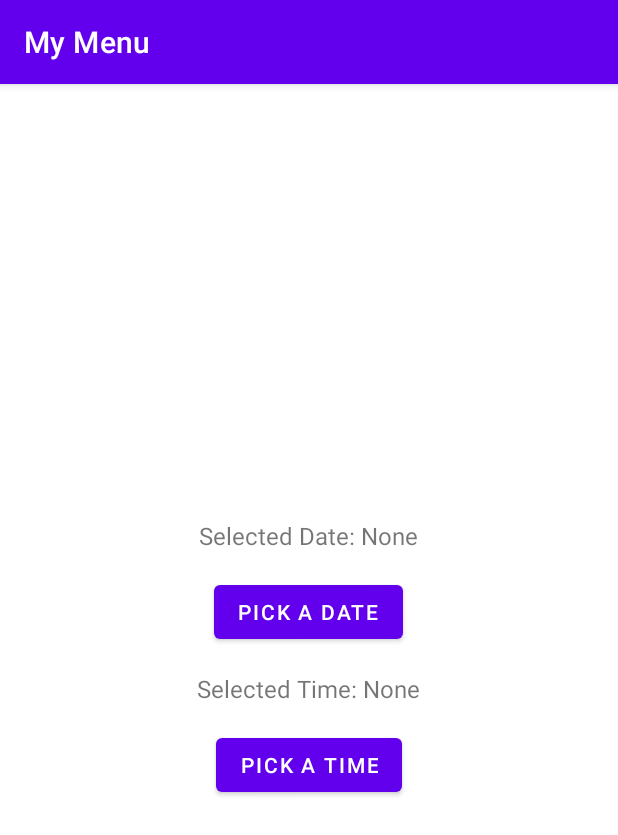
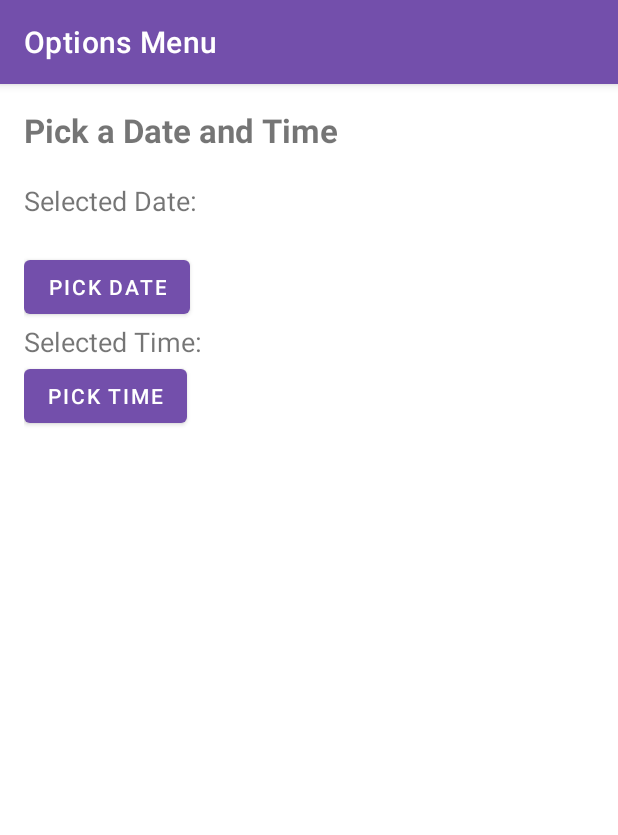
Before and after one commit to scottrepulles/My-Option-Menu, an Android app: the PickersActivity screen opened directly, with no data from a screen before it, on a phone screen of 412 x 824 dp. Shown: the top 835 px of the screen. Run offline under Robolectric (Android 15) with nearby library versions, the phone set to English and light mode, and no system bars.

Commit message:
Initial Commit

```diff
--- a/app/src/main/java/com/example/mymenu/PickersActivity.java
+++ b/app/src/main/java/com/example/mymenu/PickersActivity.java
@@ -1,13 +1,11 @@
 package com.example.mymenu;
 
-import android.app.DatePickerDialog;
-import android.app.TimePickerDialog;
 import android.os.Bundle;
 import android.widget.Button;
 import android.widget.TextView;
+import android.widget.Toast;
+import androidx.appcompat.app.AlertDialog;
 import androidx.appcompat.app.AppCompatActivity;
-
-import java.util.Calendar;
 
 public class PickersActivity extends AppCompatActivity {
     private TextView tvSelectedDate, tvSelectedTime;
@@ -15,34 +13,53 @@ public class PickersActivity extends AppCompatActivity {
     @Override
     protected void onCreate(Bundle savedInstanceState) {
         super.onCreate(savedInstanceState);
-        setContentView(R.layout.activity_pickers);  // Make sure the layout file is correct
+        setContentView(R.layout.activity_pickers);  // Correct layout file
 
-        // Initialize the TextViews and Buttons using the correct IDs
+        // Initialize the TextViews to display selected date and time
         tvSelectedDate = findViewById(R.id.tv_selected_date);
         tvSelectedTime = findViewById(R.id.tv_selected_time);
-        Button btnDatePicker = findViewById(R.id.btn_date_picker);
-        Button btnTimePicker = findViewById(R.id.btn_time_picker);
 
-        // Set OnClickListeners for the buttons to show pickers
-        btnDatePicker.setOnClickListener(v -> showDatePicker());
-        btnTimePicker.setOnClickListener(v -> showTimePicker());
+        // Initialize buttons for Date and Time pickers
+        Button pickDateButton = findViewById(R.id.pickDate);
+        Button pickTimeButton = findViewById(R.id.pickTime);
+
+        // Set listeners for the buttons to show the pickers
+        pickDateButton.setOnClickListener(v -> {
+            DatePickerFragment newFragment = new DatePickerFragment(tvSelectedDate);
+            newFragment.show(getSupportFragmentManager(), "datePicker");
+        });
+
+        pickTimeButton.setOnClickListener(v -> {
+            TimePickerFragment newFragment = new TimePickerFragment(tvSelectedTime);
+            newFragment.show(getSupportFragmentManager(), "timePicker");
+        });
     }
 
-    // Method to show the DatePickerDialog
-    private void showDatePicker() {
-        Calendar calendar = Calendar.getInstance();
-        new DatePickerDialog(this, (view, year, month, day) -> {
-            String date = day + "/" + (month + 1) + "/" + year;
-            tvSelectedDate.setText("Selected Date: " + date);  // Display the selected date
-        }, calendar.get(Calendar.YEAR), calendar.get(Calendar.MONTH), calendar.get(Calendar.DAY_OF_MONTH)).show();
+    // Method to show AlertDialog with confirmation
+    private void showConfirmationDialog(String message) {
+        new AlertDialog.Builder(this)
+                .setTitle("Confirmation")
+                .setMessage(message)
+                .setPositiveButton("OK", (dialog, which) -> {
+                    // Perform any actions when user confirms (optional)
+                    Toast.makeText(this, "Confirmed: " + message, Toast.LENGTH_SHORT).show();
+                })
+                .setNegativeButton("Cancel", (dialog, which) -> {
+                    // Optionally handle cancellation (do nothing in this case)
+                    Toast.makeText(this, "Cancelled", Toast.LENGTH_SHORT).show();
+                })
+                .show();
     }
 
-    // Method to show the TimePickerDialog
-    private void showTimePicker() {
-        Calendar calendar = Calendar.getInstance();
-        new TimePickerDialog(this, (view, hour, minute) -> {
-            String time = hour + ":" + (minute < 10 ? "0" + minute : minute);  // Format time
-            tvSelectedTime.setText("Selected Time: " + time);  // Display the selected time
-        }, calendar.get(Calendar.HOUR_OF_DAY), calendar.get(Calendar.MINUTE), true).show();
+    // Method to show an AlertDialog after selecting a date
+    public void onDateSet(String selectedDate) {
+        // Show a confirmation dialog with the selected date
+        showConfirmationDialog("Selected Date: " + selectedDate);
+    }
+
+    // Method to show an AlertDialog after selecting a time
+    public void onTimeSet(String selectedTime) {
+        // Show a confirmation dialog with the selected time
+        showConfirmationDialog("Selected Time: " + selectedTime);
     }
 }
--- a/app/src/main/res/layout/activity_pickers.xml
+++ b/app/src/main/res/layout/activity_pickers.xml
@@ -1,40 +1,47 @@
+<?xml version="1.0" encoding="utf-8"?>
 <LinearLayout xmlns:android="http://schemas.android.com/apk/res/android"
     android:layout_width="match_parent"
     android:layout_height="match_parent"
     android:orientation="vertical"
-    android:padding="16dp"
-    android:gravity="center">
+    android:padding="16dp">
 
-    <!-- TextView for displaying selected date -->
+    <!-- Hardcoded Title -->
+    <TextView
+        android:layout_width="wrap_content"
+        android:layout_height="wrap_content"
+        android:text="@string/pick_a_date_and_time"
+        android:textSize="22sp"
+        android:textStyle="bold"
+        android:layout_marginBottom="20dp"/>
+
+    <!-- TextView to display selected date -->
     <TextView
         android:id="@+id/tv_selected_date"
         android:layout_width="wrap_content"
         android:layout_height="wrap_content"
-        android:text="@string/selected_date_none"
-        android:textSize="16sp"
-        android:layout_marginBottom="16dp" />
+        android:text="@string/date_selected"
+        android:textSize="18sp" />
 
-    <!-- Button for opening Date Picker -->
+    <!-- Button to trigger DatePicker -->
     <Button
-        android:id="@+id/btn_date_picker"
+        android:id="@+id/pickDate"
         android:layout_width="wrap_content"
         android:layout_height="wrap_content"
-        android:text="@string/pick_a_date"
-        android:layout_marginBottom="16dp" />
+        android:text="@string/pick_date" />
 
-    <!-- TextView for displaying selected time -->
+    <!-- TextView to display selected time -->
     <TextView
         android:id="@+id/tv_selected_time"
         android:layout_width="wrap_content"
         android:layout_height="wrap_content"
-        android:text="@string/selected_time_none"
-        android:textSize="16sp"
-        android:layout_marginBottom="16dp" />
+        android:text="@string/string_selected_time"
+        android:textSize="18sp" />
 
-    <!-- Button for opening Time Picker -->
+    <!-- Button to trigger TimePicker -->
     <Button
-        android:id="@+id/btn_time_picker"
+        android:id="@+id/pickTime"
         android:layout_width="wrap_content"
         android:layout_height="wrap_content"
-        android:text="@string/pick_a_time" />
+        android:text="@string/picktime" />
+
 </LinearLayout>
--- a/app/src/main/res/values/colors.xml
+++ b/app/src/main/res/values/colors.xml
@@ -1,10 +1,20 @@
 <?xml version="1.0" encoding="utf-8"?>
 <resources>
+    <!-- Purple shades -->
     <color name="purple_200">#FFBB86FC</color>
-    <color name="purple_500">#FF6200EE</color>
+    <color name="purple_500">#734FAB</color>
     <color name="purple_700">#FF3700B3</color>
+
+    <!-- Teal shades -->
     <color name="teal_200">#FF03DAC5</color>
     <color name="teal_700">#FF018786</color>
+
+    <!-- Standard colors -->
     <color name="black">#FF000000</color>
     <color name="white">#FFFFFFFF</color>
+
+    <!-- Normal button color -->
+    <color name="button_normal">#FF6200EE</color> <!-- Replace with your desired normal color -->
+    <!-- Pressed button color -->
+    <color name="button_pressed">#FF3700B3</color> <!-- Replace with your desired pressed color -->
 </resources>
--- a/app/src/main/res/values/strings.xml
+++ b/app/src/main/res/values/strings.xml
@@ -1,5 +1,5 @@
 <resources>
-    <string name="app_name">My Menu</string>
+    <string name="app_name">Options Menu</string>
     <string name="long_press_me_for_contextual_menu">Long press me for Contextual Menu</string>
     <string name="settings">Settings</string>
     <string name="favorites">Favorites</string>
@@ -34,4 +34,16 @@
     <string name="no_note_added_yet">No note added yet</string>
     <string name="enter_your_note">Enter your note</string>
     <string name="selected_date_none">Selected Date: None</string>
+    <string name="what_s_your_favorite_color">What\'s your favorite color?</string>
+    <string name="what_s_your_dream_destination">What\'s your dream destination?</string>
+    <string name="would_you_rather_have_super_strength_or_fly">Would you rather have super strength or fly?</string>
+    <string name="ask_me_something">Ask Me Something!</string>
+    <string name="selected_date">Selected Date:</string>
+    <string name="pick_date">Pick Date</string>
+    <string name="selected_time">Selected Time:</string>
+    <string name="pick_time">Pick Time</string>
+    <string name="pick_a_date_and_time">Pick a Date and Time</string>
+    <string name="string_selected_time">Selected Time:</string>
+    <string name="picktime">Pick Time</string>
+    <string name="date_selected">Selected Date: \n</string>
 </resources>
```
Also changed, not shown: app/src/main/java/com/example/mymenu/DatePickerFragment.java (added, +41 -0 lines), app/src/main/java/com/example/mymenu/DialogActivity.java (+24 -6 lines), app/src/main/java/com/example/mymenu/PopupMenuActivity.java (+31 -12 lines), app/src/main/java/com/example/mymenu/TimePickerFragment.java (added, +42 -0 lines), app/src/main/res/animator/button_press.xml (added, +9 -0 lines), app/src/main/res/layout/activity_popup_menu.xml (+6 -8 lines), app/src/main/res/menu/menu_popup.xml (+6 -2 lines), app/src/main/res/values/themes.xml (+9 -5 lines), app/src/main/res/layout/activity_main.xml (line endings or trailing spaces).
